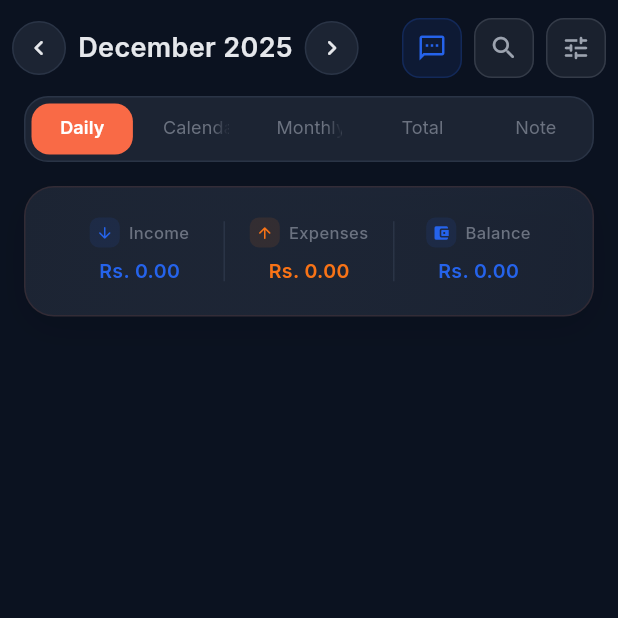
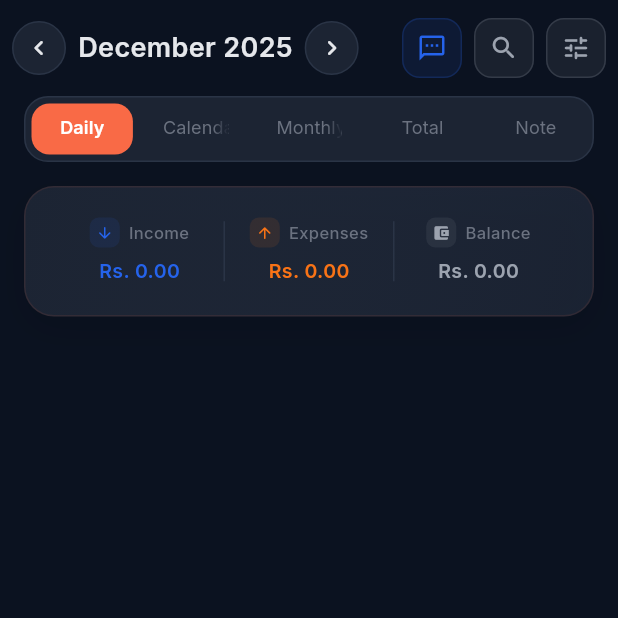
Before and after one commit to umakaranuma/moneyman, a Flutter app: the screen it shows after launch, on a phone screen of 412 x 824 dp, the top half of it. Run offline on Flutter 3.47's test engine with Material 3 defaults, Android fonts, the phone set to English and light mode, and no system bars; our stand-ins replace fl_chart, go_router, google_fonts, hive_flutter, permission_handler, table_calendar; missing offline and left inert: flutter_sms_inbox; accounts and stored records are empty.

Commit message:
Update balance display color in HomeScreen to use light gray for improved clarity

```diff
--- a/lib/screens/home_screen.dart
+++ b/lib/screens/home_screen.dart
@@ -807,9 +807,7 @@ class _HomeScreenState extends State<HomeScreen>
           _buildSummaryItem(
             'Balance',
             summary['total']!,
-            summary['total']! >= 0
-                ? AppColors.income
-                : AppColors.expense, // Green if positive, red if negative
+            AppColors.textSecondary, // Light gray color for balance
             Icons.account_balance_wallet_rounded,
             showSign: true, // Show minus sign for negative balance
           ),
```
